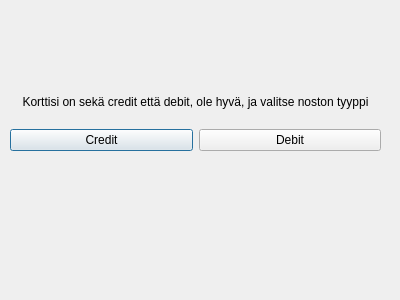
Above: frontend/choicesDLL/cardchoice.ui from JnsRdnp/ATM-Simulator before the change. Below: the same form after it.
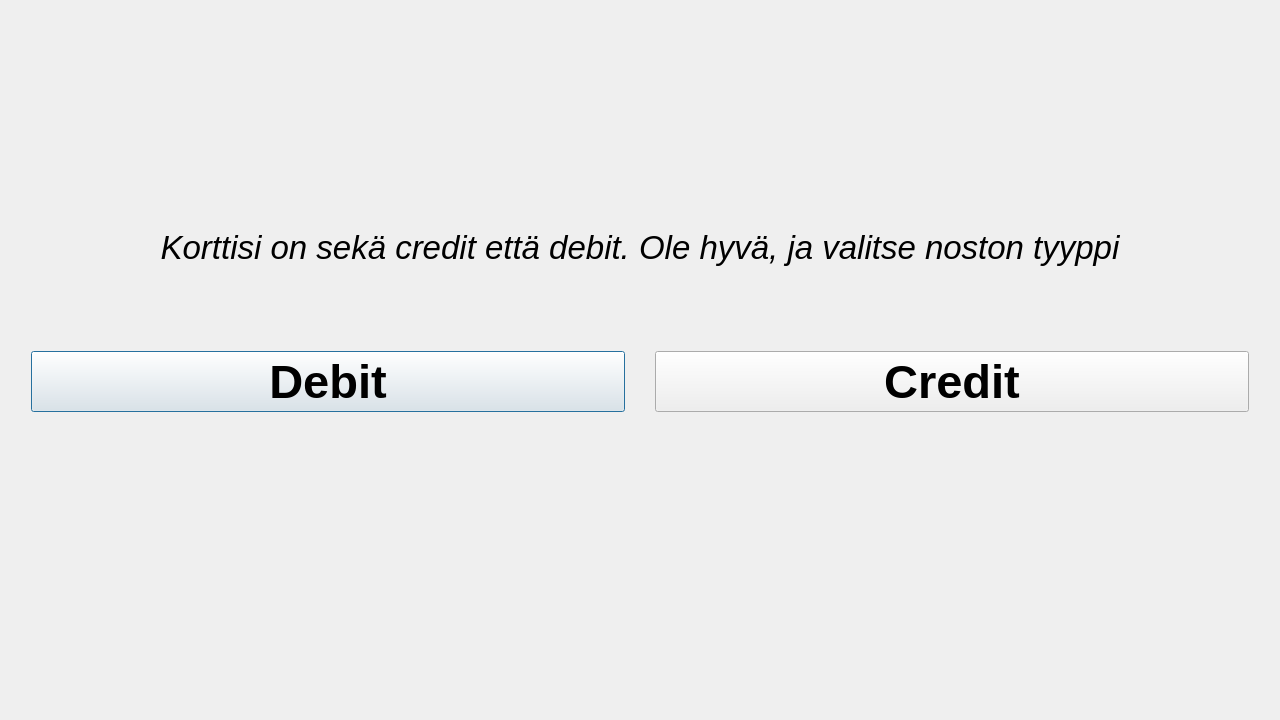
That is the form after the change.

Commit message: choices ui edit fullscreen

Diff of the .ui file:
```diff
--- a/frontend/choicesDLL/cardchoice.ui
+++ b/frontend/choicesDLL/cardchoice.ui
@@ -6,27 +6,38 @@
    <rect>
     <x>0</x>
     <y>0</y>
-    <width>400</width>
-    <height>300</height>
+    <width>1280</width>
+    <height>720</height>
    </rect>
   </property>
   <property name="windowTitle">
    <string>Dialog</string>
   </property>
-  <widget class="QWidget" name="verticalLayoutWidget">
-   <property name="geometry">
-    <rect>
-     <x>10</x>
-     <y>80</y>
-     <width>371</width>
-     <height>71</height>
-    </rect>
-   </property>
-   <layout class="QVBoxLayout" name="verticalLayout">
+  <layout class="QVBoxLayout" name="verticalLayout" stretch="2,0,2,2">
+   <item>
+    <spacer name="verticalSpacer">
+     <property name="orientation">
+      <enum>Qt::Vertical</enum>
+     </property>
+     <property name="sizeHint" stdset="0">
+      <size>
+       <width>20</width>
+       <height>40</height>
+      </size>
+     </property>
+    </spacer>
+   </item>
     <item>
      <widget class="QLabel" name="label">
+     <property name="font">
+      <font>
+       <pointsize>25</pointsize>
+       <italic>true</italic>
+       <bold>false</bold>
+      </font>
+     </property>
       <property name="text">
-       <string>Korttisi on sekä credit että debit, ole hyvä, ja valitse noston tyyppi</string>
+      <string>Korttisi on sekä credit että debit. Ole hyvä, ja valitse noston tyyppi</string>
       </property>
       <property name="alignment">
        <set>Qt::AlignCenter</set>
@@ -34,25 +45,109 @@
      </widget>
     </item>
     <item>
-     <layout class="QHBoxLayout" name="horizontalLayout">
+    <layout class="QHBoxLayout" name="horizontalLayout" stretch="0,0,0,0,0">
+     <property name="spacing">
+      <number>10</number>
+     </property>
+     <property name="leftMargin">
+      <number>0</number>
+     </property>
+     <property name="topMargin">
+      <number>0</number>
+     </property>
       <item>
-       <widget class="QPushButton" name="CreditButton">
-        <property name="text">
-         <string>Credit</string>
-        </property>
-       </widget>
+      <spacer name="verticalSpacer_4">
+       <property name="orientation">
+        <enum>Qt::Vertical</enum>
+       </property>
+       <property name="sizeHint" stdset="0">
+        <size>
+         <width>20</width>
+         <height>40</height>
+        </size>
+       </property>
+      </spacer>
       </item>
       <item>
        <widget class="QPushButton" name="DebitButton">
+       <property name="sizePolicy">
+        <sizepolicy hsizetype="Minimum" vsizetype="Maximum">
+         <horstretch>0</horstretch>
+         <verstretch>0</verstretch>
+        </sizepolicy>
+       </property>
+       <property name="font">
+        <font>
+         <pointsize>35</pointsize>
+         <bold>true</bold>
+        </font>
+       </property>
         <property name="text">
          <string>Debit</string>
         </property>
-       </widget>
-      </item>
-     </layout>
-    </item>
-   </layout>
-  </widget>
+       <property name="iconSize">
+        <size>
+         <width>20</width>
+         <height>60</height>
+        </size>
+       </property>
+      </widget>
+     </item>
+     <item>
+      <spacer name="verticalSpacer_3">
+       <property name="orientation">
+        <enum>Qt::Vertical</enum>
+       </property>
+       <property name="sizeHint" stdset="0">
+        <size>
+         <width>20</width>
+         <height>40</height>
+        </size>
+       </property>
+      </spacer>
+     </item>
+     <item>
+      <widget class="QPushButton" name="CreditButton">
+       <property name="font">
+        <font>
+         <pointsize>35</pointsize>
+         <bold>true</bold>
+        </font>
+       </property>
+       <property name="text">
+        <string>Credit</string>
+       </property>
+      </widget>
+     </item>
+     <item>
+      <spacer name="verticalSpacer_5">
+       <property name="orientation">
+        <enum>Qt::Vertical</enum>
+       </property>
+       <property name="sizeHint" stdset="0">
+        <size>
+         <width>20</width>
+         <height>40</height>
+        </size>
+       </property>
+      </spacer>
+     </item>
+    </layout>
+   </item>
+   <item>
+    <spacer name="verticalSpacer_2">
+     <property name="orientation">
+      <enum>Qt::Vertical</enum>
+     </property>
+     <property name="sizeHint" stdset="0">
+      <size>
+       <width>20</width>
+       <height>40</height>
+      </size>
+     </property>
+    </spacer>
+   </item>
+  </layout>
  </widget>
  <resources/>
  <connections/>
```
Lines whose indentation alone changed are shown as unchanged. The commit also changes 3 other files.
